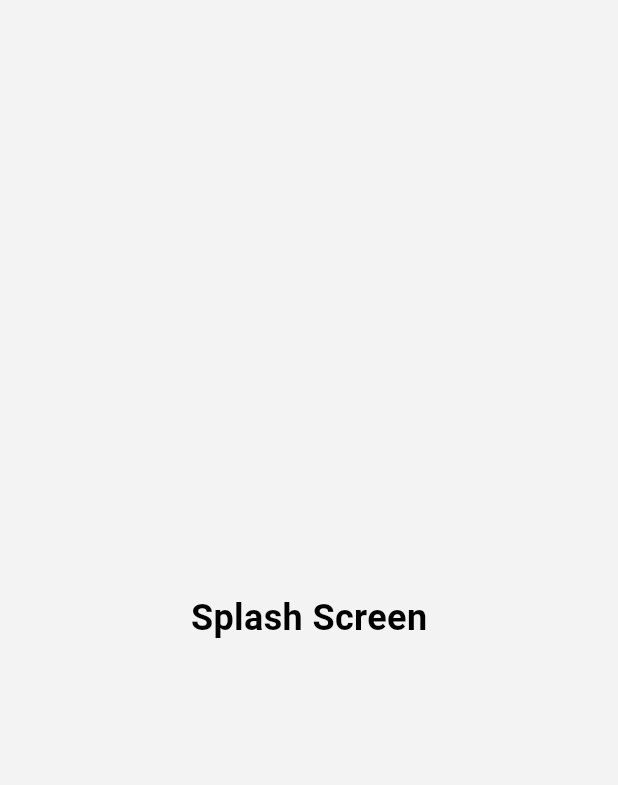
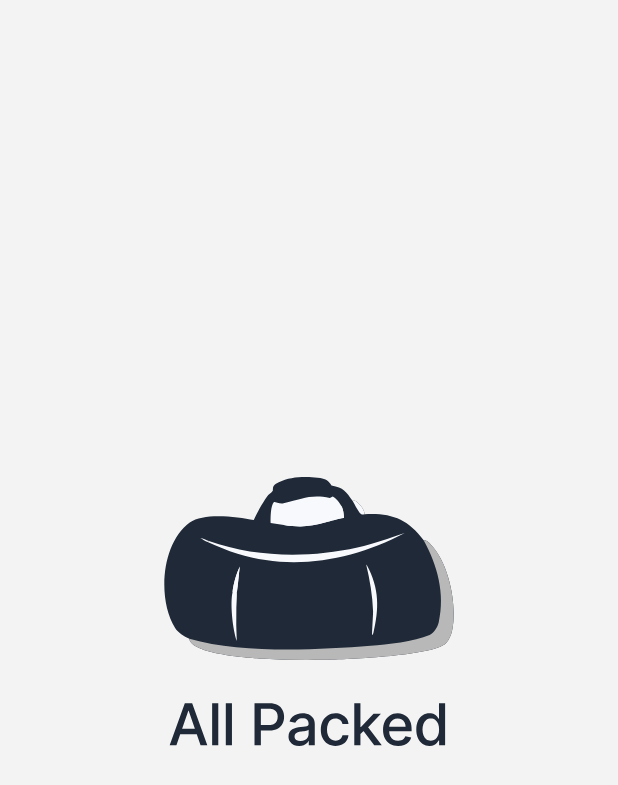
Before and after one commit to hafizflow/camper_closet, a Flutter app: the SplashScreen screen opened by its route, on a phone screen of 412 x 824 dp. Shown: the top 785 px of the screen. Run offline on Flutter 3.47's test engine with Material 3 defaults, Android fonts, the light colour scheme and no system bars; our stand-ins replace cached_network_image, flutter_screenutil, flutter_spinkit, flutter_svg, get, shared_preferences and 1 more; accounts and stored records are empty; network calls fail.

Commit message:
Splash Screen

```diff
--- /dev/null
+++ b/lib/util/logos.dart
@@ -0,0 +1,5 @@
+class Logos {
+  Logos._();
+
+  static const String applogo = 'assets/logos/applogo.svg';
+}
--- a/lib/views/screen/Splash/splash_screen.dart
+++ b/lib/views/screen/Splash/splash_screen.dart
@@ -1,7 +1,8 @@
-import 'package:flutter/cupertino.dart';
 import 'package:flutter/material.dart';
 import 'package:flutter_extension/controller/splash_controller.dart';
-import 'package:flutter_extension/helper/route_helper.dart';
+import 'package:flutter_extension/util/logos.dart';
+import 'package:flutter_screenutil/flutter_screenutil.dart';
+import 'package:flutter_svg/svg.dart';
 import 'package:get/get.dart';
 
 class SplashScreen extends StatefulWidget {
@@ -12,27 +13,22 @@ class SplashScreen extends StatefulWidget {
 }
 
 class _SplashScreenState extends State<SplashScreen> {
-
-
-@override
+  @override
   void initState() {
     super.initState();
     Future.delayed(const Duration(seconds: 2), () {
       Get.find<SplashController>().jumpNextScreen();
     });
-
-
-
   }
-
 
   @override
   Widget build(BuildContext context) {
-    return const Scaffold(
+    return Scaffold(
       body: Center(
-        child: Text(
-          'Splash Screen',
-          style: TextStyle(fontSize: 24, fontWeight: FontWeight.bold),
+        child: SvgPicture.asset(
+          Logos.applogo,
+          width: 264.w,
+          height: 194.48484802246094.h,
         ),
       ),
     );
--- a/pubspec.yaml
+++ b/pubspec.yaml
@@ -26,11 +26,14 @@ dev_dependencies:
   flutter_test:
     sdk: flutter
   flutter_lints: ^3.0.0
+  build_runner: ^2.11.1
+  flutter_gen: ^5.12.0
 flutter:
   uses-material-design: true
   assets:
     - assets/language/
     - assets/images/
+    - assets/logos/
 
   # fonts:
   #   - family: Schyler
```
Also changed, not shown: assets/logos/applogo.svg (added), pubspec.lock.
